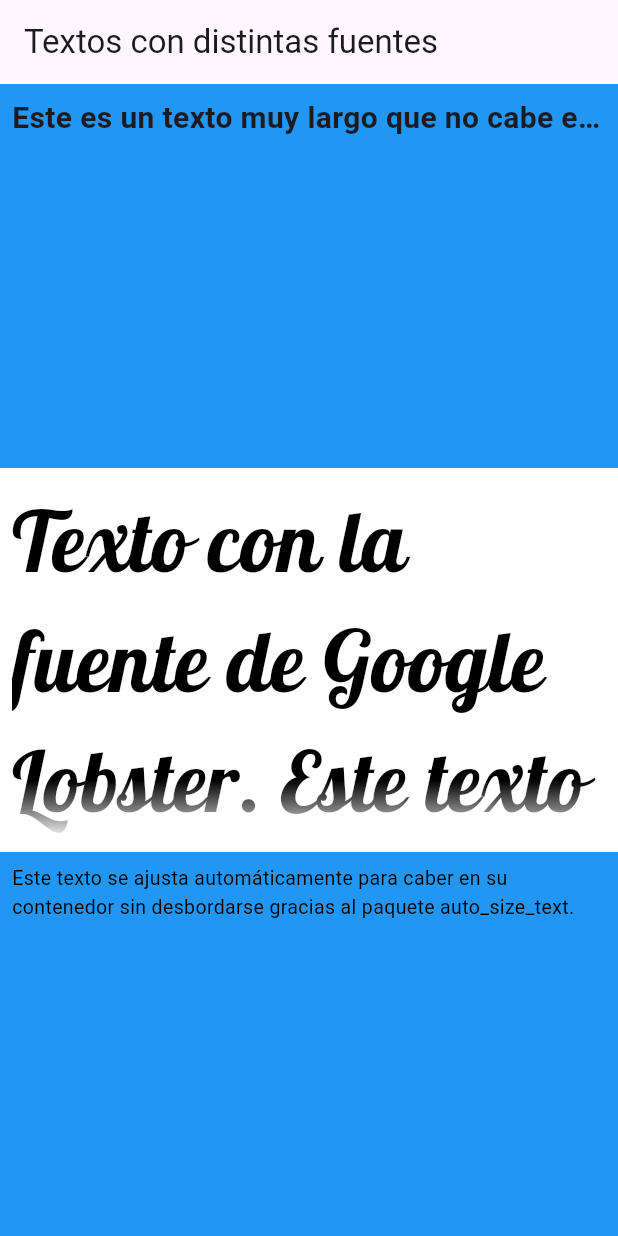
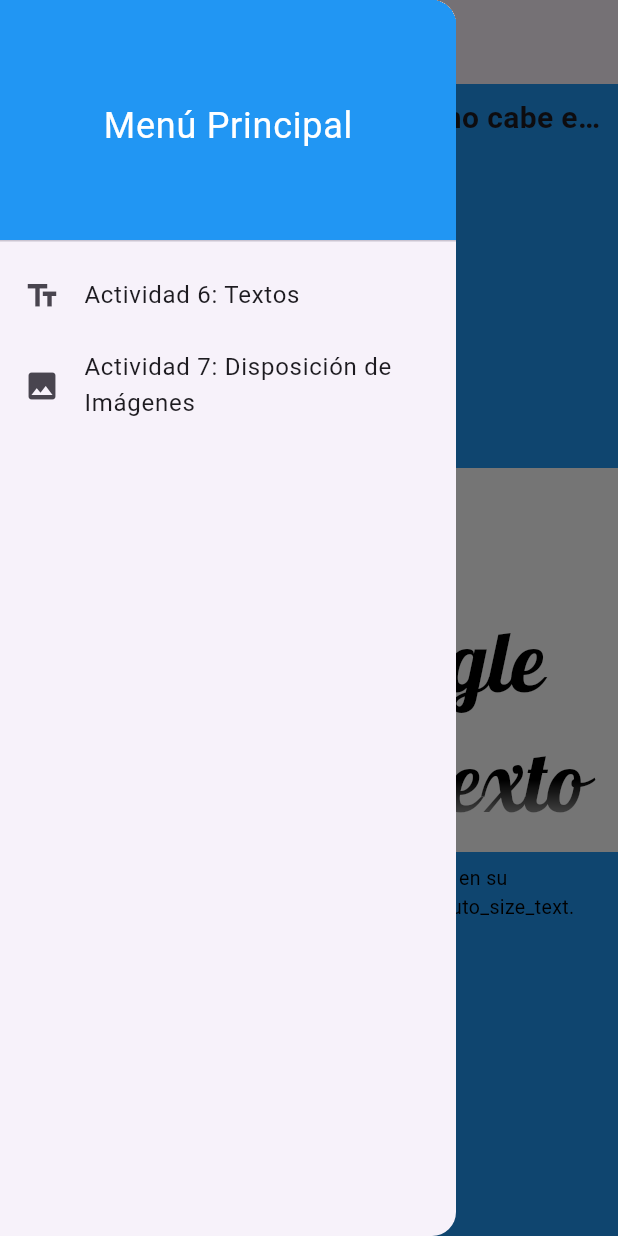
Before and after one commit to JuanAndresGasparMaldonado/JuanAndres_PMDM, a Flutter app: the screen it shows after launch, with the side drawer open (before the commit the screen has no drawer), on a phone screen of 412 x 824 dp. Run offline on Flutter 3.47's test engine with Material 3 defaults, Android fonts, the phone set to English and light mode, and no system bars; drawn by our look-alikes of auto_size_text; our stand-ins replace google_fonts; Roboto replaces fonts that are missing (Times New Roman).

Commit message:
Actualizacion actividad 7

```diff
--- a/actividad2/activdad2/lib/main.dart
+++ b/actividad2/activdad2/lib/main.dart
@@ -1,87 +1,85 @@
 import 'package:flutter/material.dart';
-import 'package:google_fonts/google_fonts.dart'; // Aquí estan las fuentew de Google
-import 'package:auto_size_text/auto_size_text.dart'; // Este paquete es el paqute que he encontrado para poder añadir como dependencia que mejora la presentación del texto de esta actividad.
-
+// Importamos nuestras pantallas (las que creamos para las actividades)
+import 'screens/pantalla_textos.dart';
+import 'screens/pantalla_disposicion.dart';
 
 void main() {
   runApp(const MyApp());
 }
-
+// Esta clase representa toda la aplicación
 class MyApp extends StatelessWidget {
   const MyApp({super.key});
 
   @override
   Widget build(BuildContext context) {
     return MaterialApp(
-      title: 'Demo de Texto',
-      theme: ThemeData(
-        primarySwatch: Colors.blue,
-      ),
-      home: const TextScreen(),
+      title: 'App con Drawer - Actividades 6 y 7',
+      theme: ThemeData(primarySwatch: Colors.blue),
+      home: const HomeScreen(),
     );
   }
 }
+// Esta clase contiene la estructura principal, la pantalla y el menú lateral
+class HomeScreen extends StatefulWidget {
+  const HomeScreen({super.key});
 
-class TextScreen extends StatelessWidget {
-  const TextScreen({super.key});
+  @override
+  State<HomeScreen> createState() => _HomeScreenState();
+}
+// Esta clase controla el cambio de pantallas en el Drawer
+class _HomeScreenState extends State<HomeScreen> {
+  int _selectedIndex = 0;
+
+  final List<Widget> _screens = const [
+    PantallaTextos(),
+    PantallaDisposicion(),
+  ];
+
+  final List<String> _titles = const [
+    'Actividad 6 - Textos',
+    'Actividad 7 - Disposición de Imágenes',
+  ];
 
   @override
   Widget build(BuildContext context) {
     return Scaffold(
-      appBar: AppBar(title: const Text('Textos con distintas fuentes')),
-      body: Column(
-        children: [
-          // Este texto tiene la fuente por defecto y desborda horizontalmente
-          Expanded(
-            child: Container(
-              color: Colors.blue,
-              padding: const EdgeInsets.all(8.0),
-              child: const Text(
-                'Este es un texto muy largo que no cabe en el contenedor y demuestra que pasa cuando en Flutter el texto es más grande de lo esperado.',
-                style: TextStyle(
-                  fontSize: 20,
-                  fontWeight: FontWeight.bold,
-                  overflow: TextOverflow.ellipsis, // corta con "..."
+      appBar: AppBar(title: Text(_titles[_selectedIndex])),
+      // Este drawer es el menú lateral que se abre deslizando o tocando el menú hamburguesa
+      drawer: Drawer(
+        child: ListView(
+          padding: EdgeInsets.zero,
+          children: [
+            const DrawerHeader(
+              decoration: BoxDecoration(color: Colors.blue),
+              child: Center(
+                child: Text(
+                  'Menú Principal',
+                  style: TextStyle(color: Colors.white, fontSize: 24),
                 ),
               ),
             ),
-          ),
-
-          // Texto con fuente importada de Google Fonts que desborda verticalmente
-          Expanded(
-            child: Container(
-              color: Colors.white,
-              padding: const EdgeInsets.all(8.0),
-              child: Text(
-                'Texto con la fuente de Google Lobster. Este texto también es demasiado grande y se corta.',
-                style: GoogleFonts.lobster(
-                  fontSize: 56,
-                  color: Colors.black,
-                ),
-                // Efecto de desbordamiento
-                overflow: TextOverflow.fade,
-              ),
+            // Esta es opción 1 del Drawer, la actividad 6
+            ListTile(
+              leading: const Icon(Icons.text_fields),
+              title: const Text('Actividad 6: Textos'),
+              onTap: () {
+                setState(() => _selectedIndex = 0);
+                Navigator.pop(context);
+              },
             ),
-          ),
-
-          // Texto con AutoSizeText que hace que se ajuste el tamaño automaticamente
-          Expanded(
-            child: Container(
-              color: Colors.blue,
-              padding: const EdgeInsets.all(8.0),
-              child: AutoSizeText(
-                'Este texto se ajusta automáticamente para caber en su contenedor sin desbordarse gracias al paquete auto_size_text.',
-                style: const TextStyle(
-                  fontFamily: 'Times New Roman',
-                  fontSize: 40,
-                  color: Colors.black,
-                ),
-                maxLines: 2,
-              ),
+             // Esta es la opción 2 del Drawer, la actividad 7
+            ListTile(
+              leading: const Icon(Icons.image),
+              title: const Text('Actividad 7: Disposición de Imágenes'),
+              onTap: () {
+                setState(() => _selectedIndex = 1);
+                Navigator.pop(context);
+              },
             ),
-          ),
-        ],
+          ],
+        ),
       ),
+      body: _screens[_selectedIndex],
     );
   }
 }
--- /dev/null
+++ b/actividad2/activdad2/lib/screens/pantalla_textos.dart
@@ -0,0 +1,64 @@
+import 'package:flutter/material.dart';
+import 'package:google_fonts/google_fonts.dart';// Aquí estan las fuentes de Google
+import 'package:auto_size_text/auto_size_text.dart'; // Este paquete es el paqute que he encontrado para poder añadir como dependencia que mejora la presentación del texto de esta actividad.
+
+class PantallaTextos extends StatelessWidget {
+  const PantallaTextos({super.key});
+
+  @override
+  Widget build(BuildContext context) {
+    return Column(
+      children: [
+
+        // Este texto tiene la fuente por defecto y desborda horizontalmente
+        Expanded(
+          child: Container(
+            color: Colors.blue,
+            padding: const EdgeInsets.all(8.0),
+            child: const Text(
+              'Este es un texto muy largo que no cabe en el contenedor y demuestra que pasa cuando en Flutter el texto es más grande de lo esperado.',
+              style: TextStyle(
+                fontSize: 20,
+                fontWeight: FontWeight.bold,
+                overflow: TextOverflow.ellipsis,
+              ),
+            ),
+          ),
+        ),
+
+        // Texto con fuente importada de Google Fonts que desborda verticalmente
+        Expanded(
+          child: Container(
+            color: Colors.white,
+            padding: const EdgeInsets.all(8.0),
+            child: Text(
+              'Texto con la fuente de Google Lobster. Este texto también es demasiado grande y se corta.',
+              style: GoogleFonts.lobster(
+                fontSize: 56,
+                color: Colors.black,
+              ),
+              overflow: TextOverflow.fade,
+            ),
+          ),
+        ),
+
+        // Texto con AutoSizeText que hace que se ajuste el tamaño automaticamente
+        Expanded(
+          child: Container(
+            color: Colors.blue,
+            padding: const EdgeInsets.all(8.0),
+            child: AutoSizeText(
+              'Este texto se ajusta automáticamente para caber en su contenedor sin desbordarse gracias al paquete auto_size_text.',
+              style: const TextStyle(
+                fontFamily: 'Times New Roman',
+                fontSize: 40,
+                color: Colors.black,
+              ),
+              maxLines: 2,
+            ),
+          ),
+        ),
+      ],
+    );
+  }
+}
```
Also changed, not shown: actividad2/activdad2/lib/screens/pantalla_disposicion.dart (added, +43 -0 lines).
